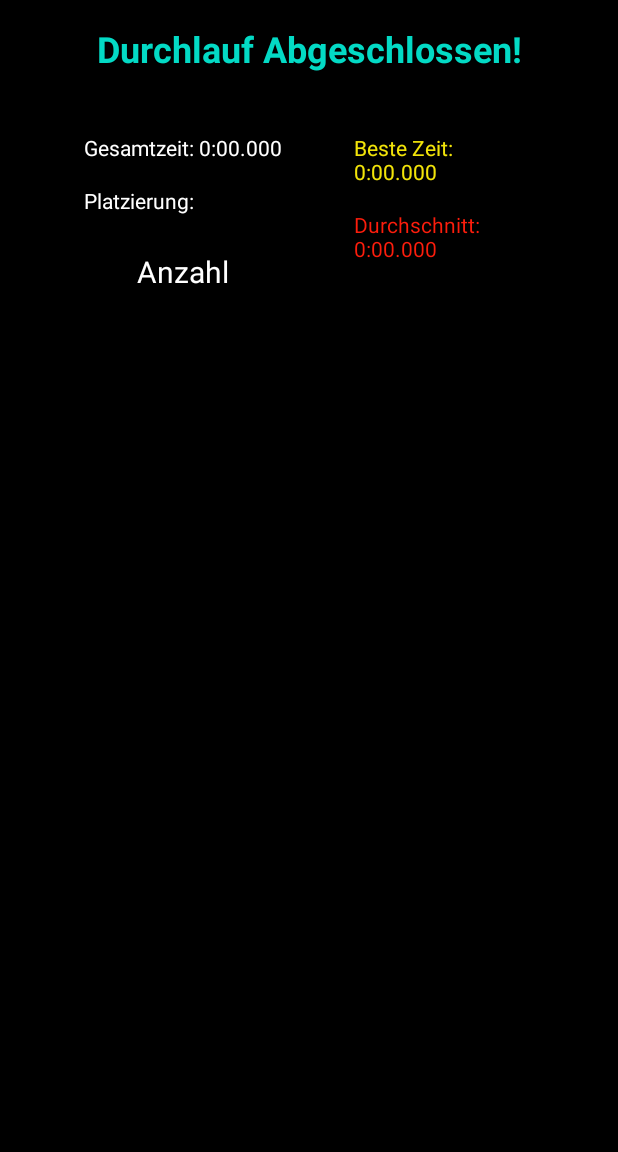
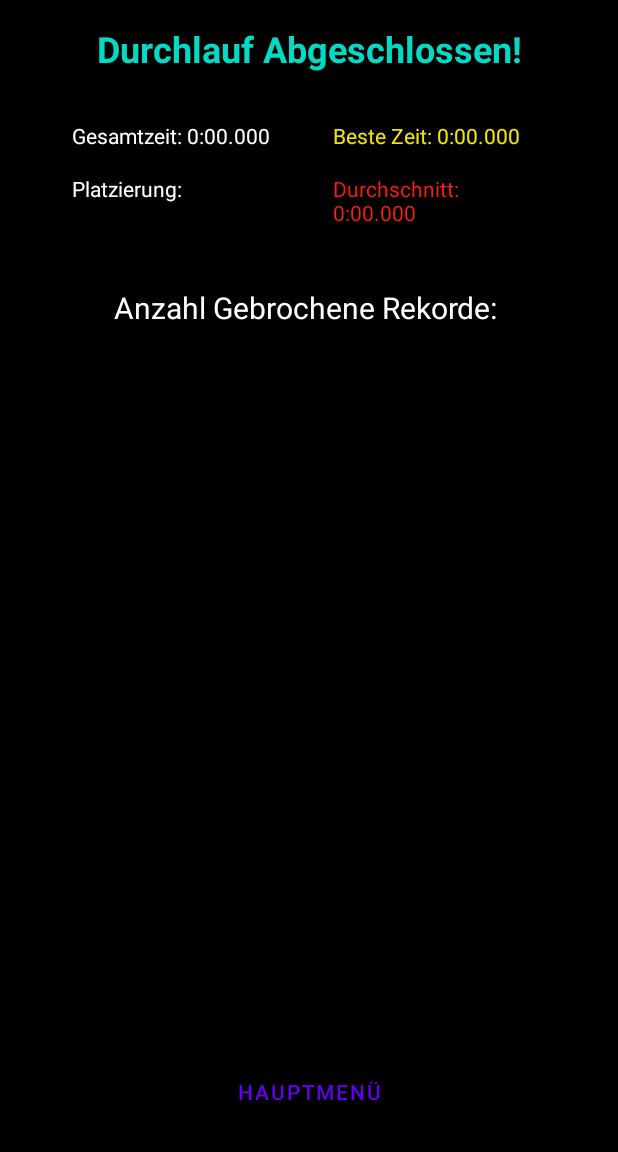
Before and after one commit to bastianthimary/MarioKartTimeTracker2, an Android app: the SummaryActivity screen opened directly, with no data from a screen before it, on a phone screen of 412 x 824 dp, the part 84-1236 px from its top. Run offline under Robolectric (Android 15) with nearby library versions, the phone set to English and light mode, and no system bars; our stand-ins replace data binding; 1 statement that could not run was skipped.

Commit message:
Bugs gefixed bei Platzierung und Oberfläche von Summary

```diff
--- a/app/src/main/java/com/buffe/mariokarttimetracker/data/manager/StatisticManager.kt
+++ b/app/src/main/java/com/buffe/mariokarttimetracker/data/manager/StatisticManager.kt
@@ -95,7 +95,7 @@ class StatisticManager {
             runRepository.sumOfRaceTimes(
                 raceRepository.getAllRacesTillTrack(
                     it.id!!,
-                    currentRun.currentRaceIndex
+                    currentRun.currentRaceIndex-1
                 )
             )
         }
--- a/app/src/main/res/layout/activity_summary.xml
+++ b/app/src/main/res/layout/activity_summary.xml
@@ -22,17 +22,21 @@
             android:textStyle="bold"
             android:textColor="@color/titleText"
             android:gravity="center" />
+
+        <!-- Horizontales Layout für Zeiten und Stats -->
         <LinearLayout
             android:layout_width="match_parent"
-        android:layout_height="match_parent"
+            android:layout_height="wrap_content"
             android:orientation="horizontal"
             android:padding="16dp">
+
             <LinearLayout
-            android:layout_width="wrap_content"
+                android:layout_width="0dp"
                 android:layout_height="wrap_content"
-            android:background="@color/black"
+                android:layout_weight="1"
                 android:orientation="vertical"
-            android:padding="16dp">
+                android:padding="8dp">
+
                 <TextView
                     android:id="@+id/tvTotalTime"
                     android:layout_width="wrap_content"
@@ -40,6 +44,7 @@
                     android:padding="8dp"
                     android:text="Gesamtzeit: 0:00.000"
                     android:textColor="@color/white" />
+
                 <TextView
                     android:id="@+id/tvRank"
                     android:layout_width="wrap_content"
@@ -47,22 +52,14 @@
                     android:padding="8dp"
                     android:text="Platzierung:"
                     android:textColor="@color/white" />
-            <TextView
-                android:id="@+id/tvTotalRecords"
-                android:layout_width="match_parent"
+            </LinearLayout>
+
+            <LinearLayout
+                android:layout_width="0dp"
                 android:layout_height="wrap_content"
-                android:text="Anzahl Gebrochene Rekorde: "
-                android:textSize="20sp"
-                android:textColor="@color/white"
-                android:layout_marginTop="16dp"
-                android:gravity="center" />
-        </LinearLayout>
-        <LinearLayout
-            android:layout_width="wrap_content"
-            android:layout_height="wrap_content"
-            android:background="@color/black"
+                android:layout_weight="1"
                 android:orientation="vertical"
-            android:padding="16dp">
+                android:padding="8dp">
 
                 <TextView
                     android:id="@+id/tvSumBestTime"
@@ -81,6 +78,18 @@
                     android:textColor="@color/raceTimeBack" />
             </LinearLayout>
         </LinearLayout>
+
+        <!-- Gebrochene Rekorde TextView -->
+        <TextView
+            android:id="@+id/tvTotalRecords"
+            android:layout_width="match_parent"
+            android:layout_height="wrap_content"
+            android:text="Anzahl Gebrochene Rekorde: "
+            android:textSize="20sp"
+            android:textColor="@color/white"
+            android:layout_marginTop="8dp"
+            android:gravity="center" />
+
         <!-- Expandable ListView für die einzelnen Rennzeiten -->
         <ExpandableListView
             android:id="@+id/expListView"
@@ -103,6 +112,5 @@
             app:iconPadding="8dp"
             android:layout_gravity="center"
             android:layout_marginTop="16dp" />
-            <!--app:icon="@drawable/ic_home" Ersetze ic_home durch dein Material Icon -->
     </LinearLayout>
 </layout>
```
Lines whose indentation alone changed are shown as unchanged.
